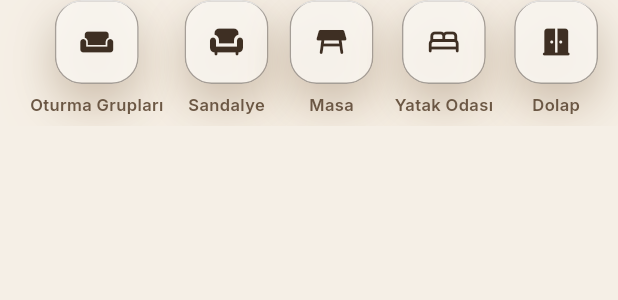
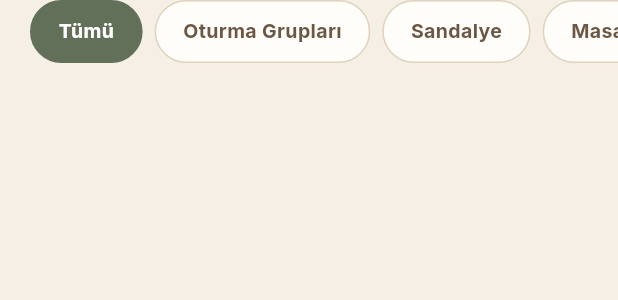
Before and after one commit to ferdidrgn/SaglamSpot, a Flutter app: the _CategoryRow widget shown alone on an empty page, opened directly, on a phone screen of 412 x 824 dp. Shown: the top 300 px of the screen. Run offline on Flutter 3.47's test engine with Material 3 defaults, Android fonts, the phone set to English and light mode, and no system bars; our stand-ins replace app_links, cached_network_image, cloud_firestore, cloud_functions, connectivity_plus, dartz and 21 more; missing offline and left inert: dart:html, dart:js_interop, dart:ui_web, firebase_app_check; accounts and stored records are empty; generated files the repository leaves out were written again; network calls fail; statements that could not run were skipped.

Commit message:
Mobil ana sayfaya web'den ayrı, kendi marka kimliğini kazandır (referans görsele göre)
- Yeni _StorePalette: bu sayfadaki tüm "marka rengi" kullanımları
  (buton, aktif ikon, hero gradyanı, vurgulu yazı) artık web'in kahve/
  krem paletini birebir taşıyan AppColors.mobilePrimary/mobileAccent
  yerine AppColors.sage/sageDark/sageLight kullanıyor — sayfanın kendi
  doc yorumunda zaten belgelenmiş ama hiç uygulanmamış "Furnishify
  ilhamlı sage palet" niyetini gerçeğe döndürüyor. Değişiklik SADECE bu
  dosyaya özgü; diğer mobil ekranlardaki AppColors.mobile* kullanımı
  dokunulmadan kalıyor.
- _CategoryRow: ikon-daire + alt etiket sütunundan, referans görseldeki
  "All / Furniture / Decor / Lighting" tarzı tek satırlık hap (pill)
  filtre çipine geçti — seçili hap dolu koyu sage, diğerleri ince
  çerçeveli. Dokunma davranışı (ilgili kategoriyle arama sayfasına
  gitme) korunuyor.

```diff
--- a/lib/features/home/presentation/page/home_page_mobile_store.dart
+++ b/lib/features/home/presentation/page/home_page_mobile_store.dart
@@ -28,9 +28,22 @@ import '../../../../shared/navigation/widgets/back_navigation_guards.dart';
 import '../../../../shared/navigation/widgets/mobile_bottom_nav.dart';
 import '../../../../shared/navigation/widgets/nav_handler.dart';
 
+/// Bu sayfaya özgü marka kimliği — web'in sıcak kahve/krem paletinden
+/// BİLİNÇLİ olarak ayrı tutulur: web ve mobil app aynı vitrin değil, iki
+/// ayrı deneyim. `AppColors.mobile*` (diğer tüm mobil ekranlarda hâlâ
+/// kullanılan) web ile birebir aynı kahve tonun takma adı olduğu için
+/// BURADA kullanılmıyor; onun yerine, bu sınıfın da belgelediği "Furnishify"
+/// referansındaki adaçayı/sage yeşili kullanılıyor.
+class _StorePalette {
+  _StorePalette._();
+  static Color get primary => AppColors.sage;
+  static Color get primaryDark => AppColors.sageDark;
+  static Color get primaryLight => AppColors.sageLight;
+}
+
 /// Müşteri odaklı, sıfırdan tasarlanmış mobil ana sayfa — "Furnishify"
-/// referansından ilham alan teal/sage renk paleti, arama çubuğu,
-/// kategori çipleri ve gerçek Firestore ürünlerinden beslenen bir
+/// referansından ilham alan sage renk paleti (bkz. [_StorePalette]), arama
+/// çubuğu, kategori çipleri ve gerçek Firestore ürünlerinden beslenen bir
 /// "Öne Çıkanlar" ızgarası. Eski yönetici panelinin yerini alır; panel
 /// artık /admin altında ayrı olarak erişilebilir (bkz. SettingsPage).
 class HomeStorePage extends ConsumerWidget {
@@ -132,7 +145,7 @@ class HomeStorePage extends ConsumerWidget {
                 width: 44,
                 height: 44,
                 decoration: BoxDecoration(
-                  color: AppColors.mobilePrimary,
+                  color: _StorePalette.primary,
                   shape: BoxShape.circle,
                 ),
                 child: const Icon(Icons.person_rounded,
@@ -187,7 +200,7 @@ class HomeStorePage extends ConsumerWidget {
               spacing: 8,
               children: [
                 Icon(Icons.visibility_rounded,
-                    size: 20, color: AppColors.mobilePrimary),
+                    size: 20, color: _StorePalette.primary),
                 Text.rich(
                   TextSpan(
                     style: TextStyle(
@@ -199,7 +212,7 @@ class HomeStorePage extends ConsumerWidget {
                       TextSpan(text: context.l10n.mottoTitlePart1),
                       TextSpan(
                         text: context.l10n.mottoTitlePart2,
-                        style: TextStyle(color: AppColors.mobilePrimary),
+                        style: TextStyle(color: _StorePalette.primary),
                       ),
                     ],
                   ),
@@ -262,7 +275,7 @@ class HomeStorePage extends ConsumerWidget {
                 style: TextStyle(
                   fontSize: 12.5,
                   fontWeight: FontWeight.w700,
-                  color: AppColors.mobilePrimary,
+                  color: _StorePalette.primary,
                 ),
               ),
             ),
@@ -347,8 +360,8 @@ class _HomeHeroSliderState extends State<_HomeHeroSlider> {
                             begin: Alignment.bottomLeft,
                             end: Alignment.topRight,
                             colors: [
-                              AppColors.mobilePrimaryDark.withOpacity(0.75),
-                              AppColors.mobilePrimaryDark.withOpacity(0.05),
+                              _StorePalette.primaryDark.withOpacity(0.75),
+                              _StorePalette.primaryDark.withOpacity(0.05),
                             ],
                           ),
                         ),
@@ -413,44 +426,73 @@ class _HomeHeroSliderState extends State<_HomeHeroSlider> {
       );
 }
 
-class _CategoryRow extends ConsumerWidget {
+// Referans tasarımdaki "All / Furniture / Decor / Lighting" hap (pill)
+// satırı — önceki ikon-daire+etiket sütunu yerine, tek satırlık, seçili
+// olanın dolu (koyu sage) göründüğü bir filtre çipi grubu. "Tümü" dışındaki
+// her hap dokununca ilgili kategoriyle arama sayfasına gerçekten götürür
+// (önceki davranış korunuyor); seçili görünüm sadece dokunulan hapı yerel
+// olarak işaretler.
+class _CategoryRow extends ConsumerStatefulWidget {
   @override
-  Widget build(final BuildContext context, final WidgetRef ref) {
+  ConsumerState<_CategoryRow> createState() => _CategoryRowState();
+}
+
+class _CategoryRowState extends ConsumerState<_CategoryRow> {
+  int _selected = 0;
+
+  @override
+  Widget build(final BuildContext context) {
     final categories = ref.watch(orderedActiveCategoriesProvider);
 
     return SizedBox(
-      height: 84,
+      height: 42,
       child: ListView.separated(
         scrollDirection: Axis.horizontal,
         padding: const EdgeInsets.symmetric(horizontal: 20),
-        itemCount: categories.length,
-        separatorBuilder: (final _, final __) => const SizedBox(width: 14),
+        itemCount: categories.length + 1,
+        separatorBuilder: (final _, final __) => const SizedBox(width: 8),
         itemBuilder: (final context, final index) {
-          final CategoryMeta meta = categories[index];
+          final bool isAll = index == 0;
+          final String label = isAll
+              ? context.l10n.conditionAll
+              : categories[index - 1].customLabel ??
+                  categories[index - 1].category.label(context);
+          final bool isActive = index == _selected;
+
           return TactilePress(
-            onTap: () => NavigationHandler.goToSearchWithCategory(
-                context, meta.category.name),
-            child: Column(
-              children: [
-                GlassSurface(
-                  width: 56,
-                  height: 56,
-                  borderRadius: 18,
-                  alignment: Alignment.center,
-                  child:
-                      Icon(meta.icon, color: AppColors.mobilePrimary, size: 24),
+            onTap: () {
+              setState(() => _selected = index);
+              if (isAll) {
+                NavigationHandler.goToSearch(context);
+              } else {
+                NavigationHandler.goToSearchWithCategory(
+                    context, categories[index - 1].category.name);
+              }
+            },
+            child: AnimatedContainer(
+              duration: const Duration(milliseconds: 180),
+              padding: const EdgeInsets.symmetric(horizontal: 18),
+              alignment: Alignment.center,
+              decoration: BoxDecoration(
+                color:
+                    isActive ? _StorePalette.primaryDark : AppColors.mobileSurface,
+                borderRadius: BorderRadius.circular(30),
+                border: Border.all(
+                  color: isActive
+                      ? _StorePalette.primaryDark
+                      : AppColors.mobileBorder,
                 ),
-                const SizedBox(height: 6),
-                Text(
-                  meta.customLabel ?? meta.category.label(context),
-                  maxLines: 1,
-                  overflow: TextOverflow.ellipsis,
-                  style: TextStyle(
-                      fontSize: 11,
-                      fontWeight: FontWeight.w600,
-                      color: AppColors.mobileTextSecondary),
+              ),
+              child: Text(
+                label,
+                maxLines: 1,
+                overflow: TextOverflow.ellipsis,
+                style: TextStyle(
+                  fontSize: 13,
+                  fontWeight: FontWeight.w700,
+                  color: isActive ? Colors.white : AppColors.mobileTextSecondary,
                 ),
-              ],
+              ),
             ),
           );
         },
@@ -541,7 +583,7 @@ class _ProductCard extends ConsumerWidget {
                           padding: const EdgeInsets.symmetric(
                               horizontal: 8, vertical: 4),
                           decoration: BoxDecoration(
-                            color: AppColors.mobileAccent,
+                            color: _StorePalette.primaryDark,
                             borderRadius: BorderRadius.circular(8),
                           ),
                           child: Text(
@@ -626,7 +668,7 @@ class _ProductCard extends ConsumerWidget {
                             style: TextStyle(
                                 fontSize: 14,
                                 fontWeight: FontWeight.w900,
-                                color: AppColors.mobilePrimary),
+                                color: _StorePalette.primary),
                           ),
                         ),
                         GestureDetector(
@@ -637,8 +679,8 @@ class _ProductCard extends ConsumerWidget {
                             height: 26,
                             decoration: BoxDecoration(
                               color: inCart
-                                  ? AppColors.mobilePrimary
-                                  : AppColors.mobilePrimary.withOpacity(0.12),
+                                  ? _StorePalette.primary
+                                  : _StorePalette.primary.withOpacity(0.12),
                               shape: BoxShape.circle,
                             ),
                             child: Icon(
@@ -648,7 +690,7 @@ class _ProductCard extends ConsumerWidget {
                               size: 14,
                               color: inCart
                                   ? Colors.white
-                                  : AppColors.mobilePrimary,
+                                  : _StorePalette.primary,
                             ),
                           ),
                         ),
@@ -753,7 +795,7 @@ class _MobileBusinessCardState extends State<_MobileBusinessCard> {
       child: HudCornerFrame(
         armLength: 18,
         inset: 10,
-        color: AppColors.mobilePrimary,
+        color: _StorePalette.primary,
         child: ClipRRect(
           borderRadius: BorderRadius.circular(20),
           child: Column(
@@ -827,7 +869,7 @@ class _MobileBusinessCardState extends State<_MobileBusinessCard> {
                     Row(
                       children: [
                         Icon(Icons.location_on_rounded,
-                            size: 16, color: AppColors.mobilePrimary),
+                            size: 16, color: _StorePalette.primary),
                         const SizedBox(width: 6),
                         Expanded(
                           child: Text(context.l10n.storeAddress,
@@ -856,7 +898,7 @@ class _MobileBusinessCardState extends State<_MobileBusinessCard> {
                             child: Container(
                               padding: const EdgeInsets.symmetric(vertical: 10),
                               decoration: BoxDecoration(
-                                color: AppColors.mobilePrimary,
+                                color: _StorePalette.primary,
                                 borderRadius: BorderRadius.circular(12),
                               ),
                               child: const Center(
@@ -878,12 +920,12 @@ class _MobileBusinessCardState extends State<_MobileBusinessCard> {
                               decoration: BoxDecoration(
                                 borderRadius: BorderRadius.circular(12),
                                 border:
-                                    Border.all(color: AppColors.mobilePrimary),
+                                    Border.all(color: _StorePalette.primary),
                               ),
                               child: Center(
                                 child: Text(context.l10n.directionsButton,
                                     style: TextStyle(
-                                        color: AppColors.mobilePrimary,
+                                        color: _StorePalette.primary,
                                         fontSize: 12.5,
                                         fontWeight: FontWeight.w700)),
                               ),
```
